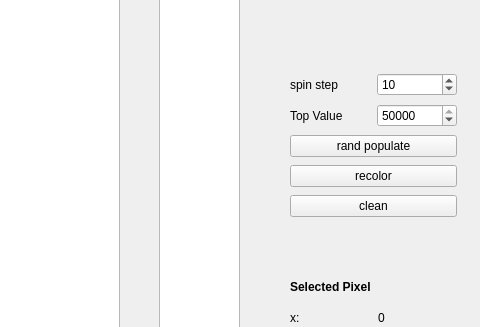
Qt form ColorTable/mainwindow.ui (RichardHitier/tryQt) before a commit; both pictures show x 411 to 891 and y 144 to 471 of the 891 by 740 pixel window.
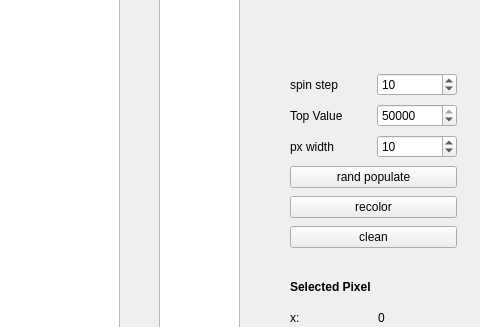
The same form after that commit.

Commit message: px width configurable

The edit to the form file:
```diff
--- a/ColorTable/mainwindow.ui
+++ b/ColorTable/mainwindow.ui
@@ -40,25 +40,11 @@
       <x>690</x>
       <y>187</y>
       <width>189</width>
-      <height>171</height>
+      <height>207</height>
      </rect>
     </property>
     <layout class="QGridLayout" name="gridLayout">
-     <item row="3" column="0" colspan="2">
-      <widget class="QPushButton" name="pushButton_2">
-       <property name="text">
-        <string>recolor</string>
-       </property>
-      </widget>
-     </item>
-     <item row="2" column="0" colspan="2">
-      <widget class="QPushButton" name="pushButton">
-       <property name="text">
-        <string>rand populate</string>
-       </property>
-      </widget>
-     </item>
-     <item row="4" column="0" colspan="2">
+     <item row="5" column="0" colspan="2">
       <widget class="QPushButton" name="pushButton_3">
        <property name="text">
         <string>clean</string>
@@ -78,13 +64,6 @@
        </property>
       </widget>
      </item>
-     <item row="1" column="0">
-      <widget class="QLabel" name="label">
-       <property name="text">
-        <string>Top Value</string>
-       </property>
-      </widget>
-     </item>
      <item row="0" column="0">
       <widget class="QLabel" name="label_6">
        <property name="text">
@@ -92,6 +71,13 @@
        </property>
       </widget>
      </item>
+     <item row="3" column="0" colspan="2">
+      <widget class="QPushButton" name="pushButton">
+       <property name="text">
+        <string>rand populate</string>
+       </property>
+      </widget>
+     </item>
      <item row="0" column="1">
       <widget class="QSpinBox" name="stepSpinBox">
        <property name="maximum">
@@ -102,6 +88,40 @@
        </property>
       </widget>
      </item>
+     <item row="4" column="0" colspan="2">
+      <widget class="QPushButton" name="pushButton_2">
+       <property name="text">
+        <string>recolor</string>
+       </property>
+      </widget>
+     </item>
+     <item row="1" column="0">
+      <widget class="QLabel" name="label">
+       <property name="text">
+        <string>Top Value</string>
+       </property>
+      </widget>
+     </item>
+     <item row="2" column="0">
+      <widget class="QLabel" name="label_7">
+       <property name="text">
+        <string>px width</string>
+       </property>
+      </widget>
+     </item>
+     <item row="2" column="1">
+      <widget class="QSpinBox" name="pxWidthSpinBox">
+       <property name="maximum">
+        <number>100</number>
+       </property>
+       <property name="singleStep">
+        <number>1</number>
+       </property>
+       <property name="value">
+        <number>10</number>
+       </property>
+      </widget>
+     </item>
     </layout>
    </widget>
    <widget class="QWidget" name="gridLayoutWidget_2">
```
The commit also changes 1 other file.
